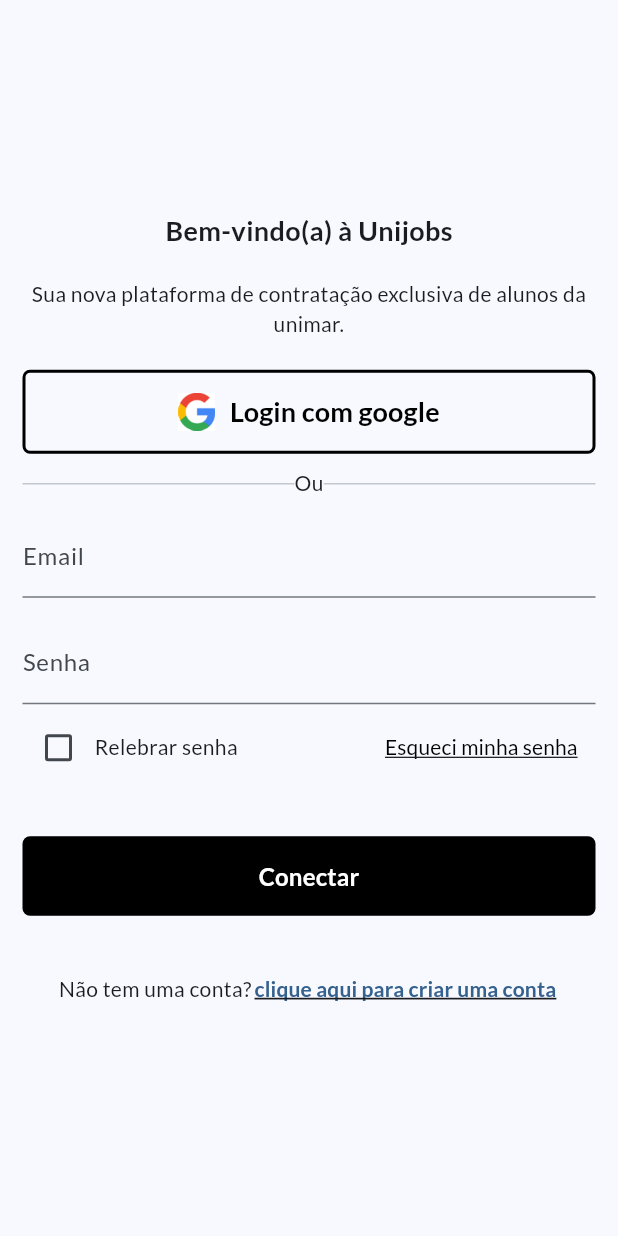
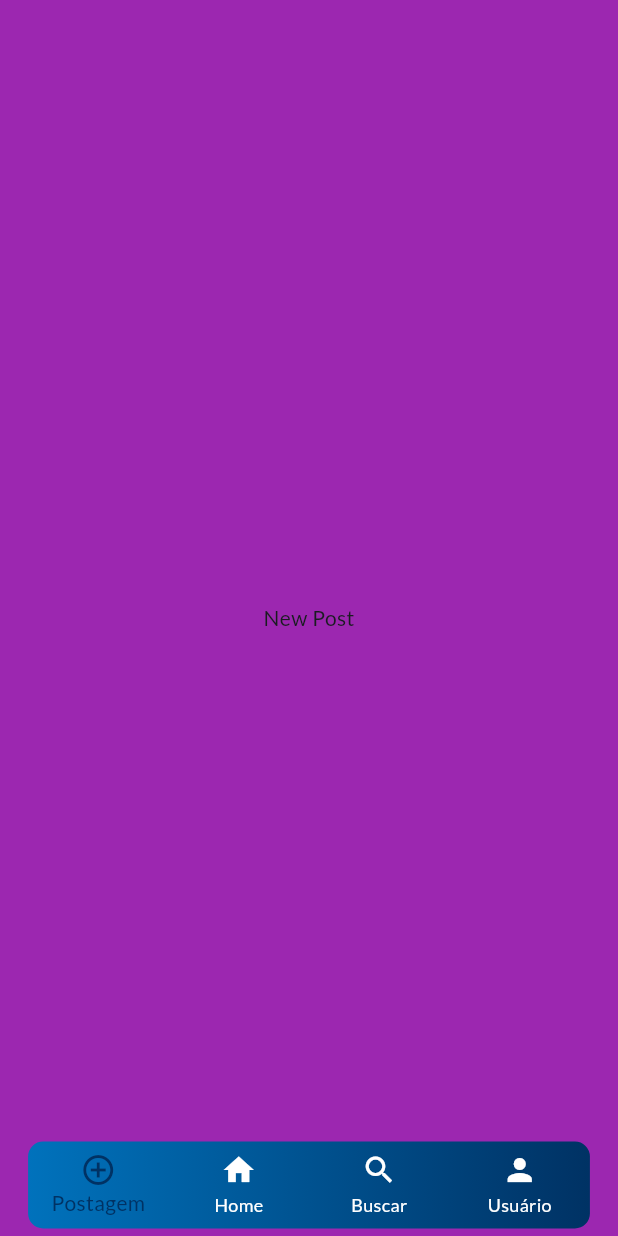
Before and after one commit to victorhug01/unijobs, a Flutter app: the screen it shows after launch, on a phone screen of 412 x 824 dp. Run offline on Flutter 3.47's test engine with Material 3 defaults, Android fonts, the phone set to English and light mode, and no system bars; our stand-ins replace email_validator, firebase_auth, firebase_core, google_fonts; accounts and stored records are empty; statements that could not run were skipped.

Commit message:
criação home e navegação de telas

```diff
--- a/lib/src/app/myapp.dart
+++ b/lib/src/app/myapp.dart
@@ -1,10 +1,11 @@
 import 'package:firebase_auth/firebase_auth.dart';
 import 'package:flutter/material.dart';
 import 'package:google_fonts/google_fonts.dart';
-import 'package:unijobs/src/screens/forgotpassword/forgotpassword.dart';
-import 'package:unijobs/src/screens/home/home_page.dart';
-import 'package:unijobs/src/screens/login/login_authetication.dart';
-import 'package:unijobs/src/screens/register/register_authentication.dart';
+import 'package:unijobs/src/views/forgotpassword/forgotpassword.dart';
+import 'package:unijobs/src/views/navigation/home/home_page.dart';
+import 'package:unijobs/src/views/login/login_authetication.dart';
+import 'package:unijobs/src/views/navigation/navigation_bar_controller.dart';
+import 'package:unijobs/src/views/register/register_authentication.dart';
 
 class MyApp extends StatelessWidget {
   const MyApp({super.key});
@@ -26,7 +27,8 @@ class MyApp extends StatelessWidget {
         'loginAuthentication': (_) => const LoginAuthentication(),
         'roteadorScreen': (_) => const RoteadorScreen(),
       },
-      home: const RoteadorScreen(),
+      home: const NavigationBottomNavigation(),
+      // home: const RoteadorScreen(),
     );
   }
 }
@@ -40,6 +42,10 @@ class RoteadorScreen extends StatelessWidget {
       stream: FirebaseAuth.instance.userChanges(),
       builder: (context, snapshot) {
         if(snapshot.hasData){
+          // print('id: ${snapshot.data!.uid.toString()}');
+          // print('Nome: ${snapshot.data!.displayName.toString()}');
+          // print('Email: ${snapshot.data!.email.toString()}');
+          // print('Email: ${snapshot.data!.phoneNumber.toString()}');
           return const MyHomePage();
         }else{
           return const LoginAuthentication();
--- a/lib/src/servicos/authentication_service.dart
+++ b/lib/src/services/authentication_service.dart
@@ -15,6 +15,7 @@ class AuthenticationService {
       password: password,
     );
     userCredential.user!.updateDisplayName(name);
+    // userCredential.user!.updatePhoneNumber(phoneCredential)
   }
 
   Future<String?> signInUsers(
--- a/lib/src/screens/login/login_authetication.dart
+++ b/lib/src/views/login/login_authetication.dart
@@ -1,8 +1,8 @@
 import 'package:email_validator/email_validator.dart';
 import 'package:flutter/material.dart';
-import 'package:unijobs/src/breakpoints/display_responsive.dart';
+import 'package:unijobs/src/responsive/display_responsive.dart';
 import 'package:unijobs/src/components/textformfields/textformfield_component.dart';
-import 'package:unijobs/src/servicos/authentication_service.dart';
+import 'package:unijobs/src/services/authentication_service.dart';
 import 'package:unijobs/src/theme/theme_color.dart';
 import 'package:unijobs/src/validations/mixin_validation.dart';
 
--- /dev/null
+++ b/lib/src/views/navigation/navigation_bar_controller.dart
@@ -0,0 +1,110 @@
+import 'package:flutter/material.dart';
+import 'package:unijobs/src/responsive/display_responsive.dart';
+import 'package:unijobs/src/theme/theme_color.dart';
+import 'package:unijobs/src/views/navigation/home/home_page.dart';
+import 'package:unijobs/src/views/navigation/newpost/newpost_page.dart';
+import 'package:unijobs/src/views/navigation/profile/profile_page.dart';
+import 'package:unijobs/src/views/navigation/search/search_page.dart';
+
+class NavigationBottomNavigation extends StatefulWidget {
+  const NavigationBottomNavigation({super.key});
+
+  @override
+  State<NavigationBottomNavigation> createState() =>
+      _NavigationBottomNavigationState();
+}
+
+class _NavigationBottomNavigationState
+    extends State<NavigationBottomNavigation> {
+  int paginaAtual = 0;
+  late PageController _pageController;
+
+  @override
+  void initState() {
+    super.initState();
+    _pageController = PageController(initialPage: paginaAtual);
+  }
+
+  void setPageActual(page) {
+    setState(() {
+      paginaAtual = page;
+    });
+  }
+
+  @override
+  Widget build(BuildContext context) {
+    final responsive = Responsive(context);
+    return Scaffold(
+      body: PageView(
+        controller: _pageController,
+        onPageChanged: setPageActual,
+        children: const [
+          NewpostPage(),
+          MyHomePage(),
+          SearchPage(),
+          ProfilePage(),
+        ],
+      ),
+      extendBody: true,
+      bottomNavigationBar: Row(
+        mainAxisSize: MainAxisSize.min,
+        mainAxisAlignment: MainAxisAlignment.center,
+        children: [
+          Container(
+            margin: const EdgeInsets.symmetric(vertical: 5),
+            width: responsive.isMobile ? responsive.width / 1.1 : 400,
+            decoration: BoxDecoration(
+              borderRadius: BorderRadius.circular(10),
+              gradient: LinearGradient(
+                begin: Alignment.centerLeft,
+                end: Alignment.centerRight,
+                colors: [
+                  ColorSchemeManagerClass.colorPrimary,
+                  ColorSchemeManagerClass.colorSecondary,
+                ],
+              ),
+            ),
+            child: BottomNavigationBar(
+              currentIndex: paginaAtual,
+              elevation: 0,
+              onTap: (page) {
+                _pageController.animateToPage(
+                  page,
+                  duration: const Duration(milliseconds: 400),
+                  curve: Curves.ease,
+                );
+              },
+              selectedItemColor: ColorSchemeManagerClass.colorSecondary,
+              unselectedIconTheme:
+                  IconThemeData(color: ColorSchemeManagerClass.colorWhite),
+              selectedLabelStyle:
+                  TextStyle(color: ColorSchemeManagerClass.colorWhite),
+              backgroundColor: Colors.transparent,
+              unselectedItemColor: ColorSchemeManagerClass.colorWhite,
+              showUnselectedLabels: true,
+              landscapeLayout: BottomNavigationBarLandscapeLayout.centered,
+              type: BottomNavigationBarType.fixed,
+
+              items: const [
+                BottomNavigationBarItem(
+                  label: 'Postagem',
+                  icon: Icon(Icons.add_circle_outline),
+                ),
+                BottomNavigationBarItem(
+                  label: 'Home',
+                  icon: Icon(Icons.home),
+                ),
+                BottomNavigationBarItem(
+                    label: 'Buscar', icon: Icon(Icons.search)),
+                BottomNavigationBarItem(
+                  label: 'Usuário',
+                  icon: Icon(Icons.person),
+                ),
+              ],
+            ),
+          ),
+        ],
+      ),
+    );
+  }
+}
--- /dev/null
+++ b/lib/src/views/navigation/newpost/newpost_page.dart
@@ -0,0 +1,20 @@
+import 'package:flutter/material.dart';
+
+class NewpostPage extends StatefulWidget {
+  const NewpostPage({super.key});
+
+  @override
+  State<NewpostPage> createState() => _NewpostPageState();
+}
+
+class _NewpostPageState extends State<NewpostPage> {
+  @override
+  Widget build(BuildContext context) {
+    return const Scaffold(
+      backgroundColor: Colors.purple,
+      body: Center(
+        child: Text('New Post'),
+      ),
+    );
+  }
+}
--- a/lib/src/screens/register/register_authentication.dart
+++ b/lib/src/views/register/register_authentication.dart
@@ -1,8 +1,8 @@
 import 'package:email_validator/email_validator.dart';
 import 'package:flutter/material.dart';
-import 'package:unijobs/src/breakpoints/display_responsive.dart';
+import 'package:unijobs/src/responsive/display_responsive.dart';
 import 'package:unijobs/src/components/textformfields/textformfield_component.dart';
-import 'package:unijobs/src/servicos/authentication_service.dart';
+import 'package:unijobs/src/services/authentication_service.dart';
 import 'package:unijobs/src/theme/theme_color.dart';
 import 'package:unijobs/src/validations/mixin_validation.dart';
 
--- a/pubspec.yaml
+++ b/pubspec.yaml
@@ -37,7 +37,6 @@ dependencies:
   cupertino_icons: ^1.0.8
   google_fonts: ^6.2.1
   email_validator: ^3.0.0
-  supabase_flutter: ^2.6.0
   firebase_core: ^2.24.2
   firebase_auth: ^4.16.0
 
```
Also changed, not shown: lib/src/views/navigation/exit/exit_page.dart (added, +20 -0 lines), lib/src/views/navigation/home/home_page.dart (renamed from lib/src/screens/home/home_page.dart, +10 -6 lines), lib/src/views/navigation/profile/profile_page.dart (added, +20 -0 lines), lib/src/views/navigation/search/search_page.dart (added, +19 -0 lines), lib/src/responsive/display_responsive.dart (renamed from lib/src/breakpoints/display_responsive.dart), lib/src/views/forgotpassword/forgotpassword.dart (renamed from lib/src/screens/forgotpassword/forgotpassword.dart), pubspec.lock.
